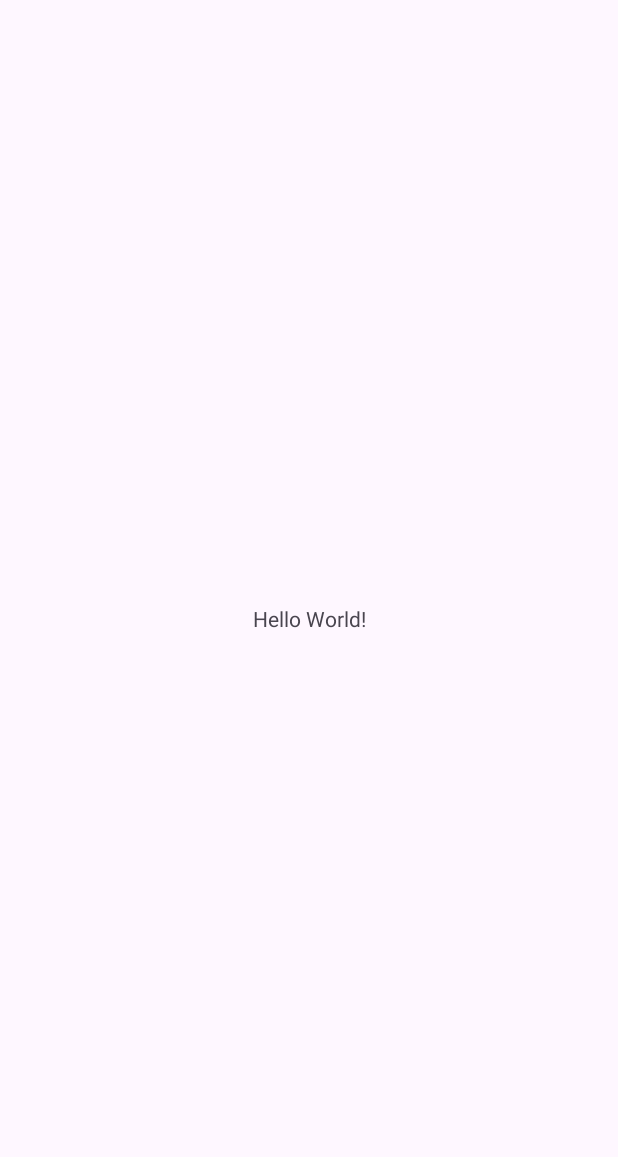
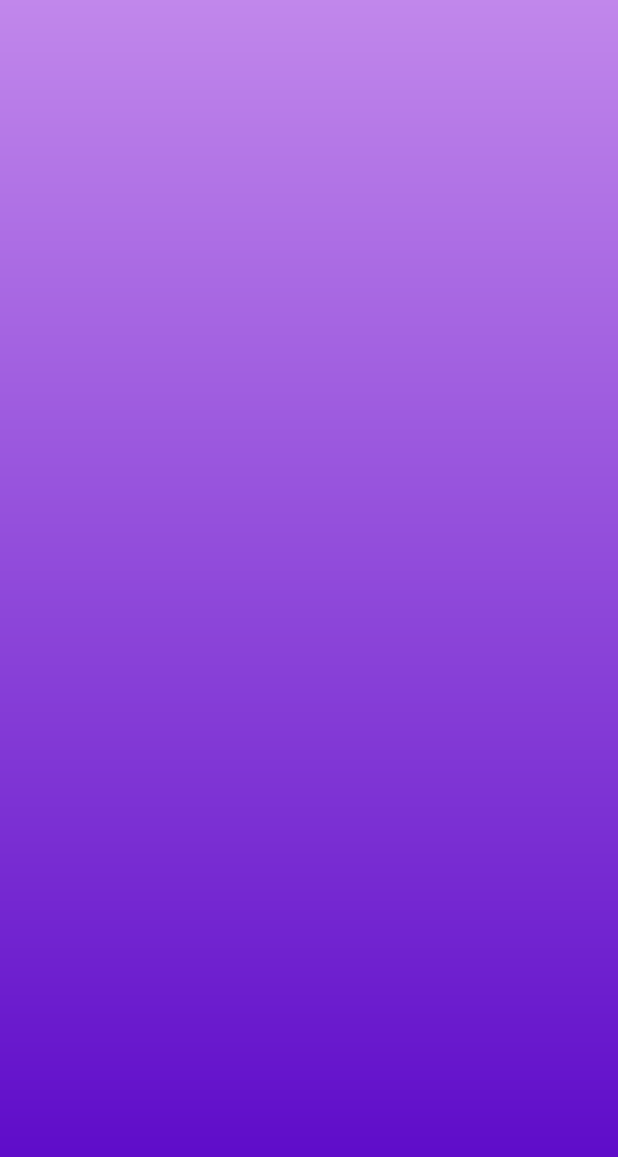
Before and after one commit to RazmusRosen/QuizApp, an Android app: the screen it shows after launch (MainActivity), on a phone screen of 412 x 824 dp. Before the commit the part shown is almost empty. Shown: the top 1157 px of the screen. Run offline under Robolectric (Android 15) with nearby library versions, the phone set to English and light mode, and no system bars.

Commit message:
Set NoActionBar theme and add background
This commit sets the `NoActionBar` theme for the `MainActivity` and adds a gradient background drawable to the main layout.

Specifically, the following changes were made:
- Modified `themes.xml` to include a `NoActionBar` style.
- Created `bg.xml` drawable with a gradient background.
- Updated `MainActivity.kt` to remove unused code related to edge-to-edge display and window insets.
- Modified `AndroidManifest.xml` to apply the `NoActionBar` theme to `MainActivity`.
- Updated `activity_main.xml` to use `LinearLayoutCompat` with a vertical orientation and the new background drawable.

```diff
--- a/app/src/main/AndroidManifest.xml
+++ b/app/src/main/AndroidManifest.xml
@@ -10,11 +10,12 @@
         android:label="@string/app_name"
         android:roundIcon="@mipmap/ic_launcher_round"
         android:supportsRtl="true"
-        android:theme="@style/Theme.QuizApp"
+        android:theme="@style/Base.Theme.QuizApp"
         tools:targetApi="31">
         <activity
             android:name=".MainActivity"
-            android:exported="true">
+            android:exported="true"
+            android:theme="@style/Base.Theme.QuizApp.NoActionBar">
             <intent-filter>
                 <action android:name="android.intent.action.MAIN" />
 
--- a/app/src/main/java/com/example/quizapp/MainActivity.kt
+++ b/app/src/main/java/com/example/quizapp/MainActivity.kt
@@ -1,20 +1,12 @@
 package com.example.quizapp
 
 import android.os.Bundle
-import androidx.activity.enableEdgeToEdge
 import androidx.appcompat.app.AppCompatActivity
-import androidx.core.view.ViewCompat
-import androidx.core.view.WindowInsetsCompat
+
 
 class MainActivity : AppCompatActivity() {
     override fun onCreate(savedInstanceState: Bundle?) {
         super.onCreate(savedInstanceState)
-        enableEdgeToEdge()
         setContentView(R.layout.activity_main)
-        ViewCompat.setOnApplyWindowInsetsListener(findViewById(R.id.main)) { v, insets ->
-            val systemBars = insets.getInsets(WindowInsetsCompat.Type.systemBars())
-            v.setPadding(systemBars.left, systemBars.top, systemBars.right, systemBars.bottom)
-            insets
-        }
     }
 }
--- /dev/null
+++ b/app/src/main/res/drawable/bg.xml
@@ -0,0 +1,7 @@
+<?xml version="1.0" encoding="utf-8"?>
+<shape android:shape="rectangle" xmlns:android="http://schemas.android.com/apk/res/android">
+
+    <gradient android:startColor="#5804C7"
+        android:endColor="#C187EB"
+        android:angle="90"/>
+</shape>
--- a/app/src/main/res/layout/activity_main.xml
+++ b/app/src/main/res/layout/activity_main.xml
@@ -1,19 +1,12 @@
 <?xml version="1.0" encoding="utf-8"?>
-<androidx.constraintlayout.widget.ConstraintLayout xmlns:android="http://schemas.android.com/apk/res/android"
-    xmlns:app="http://schemas.android.com/apk/res-auto"
+<androidx.appcompat.widget.LinearLayoutCompat xmlns:android="http://schemas.android.com/apk/res/android"
     xmlns:tools="http://schemas.android.com/tools"
     android:id="@+id/main"
     android:layout_width="match_parent"
     android:layout_height="match_parent"
-    tools:context=".MainActivity">
+    tools:context=".MainActivity"
+    android:orientation="vertical"
+    android:padding="16dp"
+    android:background="@drawable/bg">
 
-    <TextView
-        android:layout_width="wrap_content"
-        android:layout_height="wrap_content"
-        android:text="Hello World!"
-        app:layout_constraintBottom_toBottomOf="parent"
-        app:layout_constraintEnd_toEndOf="parent"
-        app:layout_constraintStart_toStartOf="parent"
-        app:layout_constraintTop_toTopOf="parent" />
-
-</androidx.constraintlayout.widget.ConstraintLayout>
+</androidx.appcompat.widget.LinearLayoutCompat>
--- a/app/src/main/res/values/themes.xml
+++ b/app/src/main/res/values/themes.xml
@@ -1,9 +1,12 @@
-<resources xmlns:tools="http://schemas.android.com/tools">
+<resources>
     <!-- Base application theme. -->
     <style name="Base.Theme.QuizApp" parent="Theme.Material3.DayNight.NoActionBar">
         <!-- Customize your light theme here. -->
         <!-- <item name="colorPrimary">@color/my_light_primary</item> -->
     </style>
 
-    <style name="Theme.QuizApp" parent="Base.Theme.QuizApp" />
+    <style name="Base.Theme.QuizApp.NoActionBar">
+        <item name="windowActionBar">false</item>
+        <item name="windowNoTitle">true</item>
+    </style>
 </resources>
```
